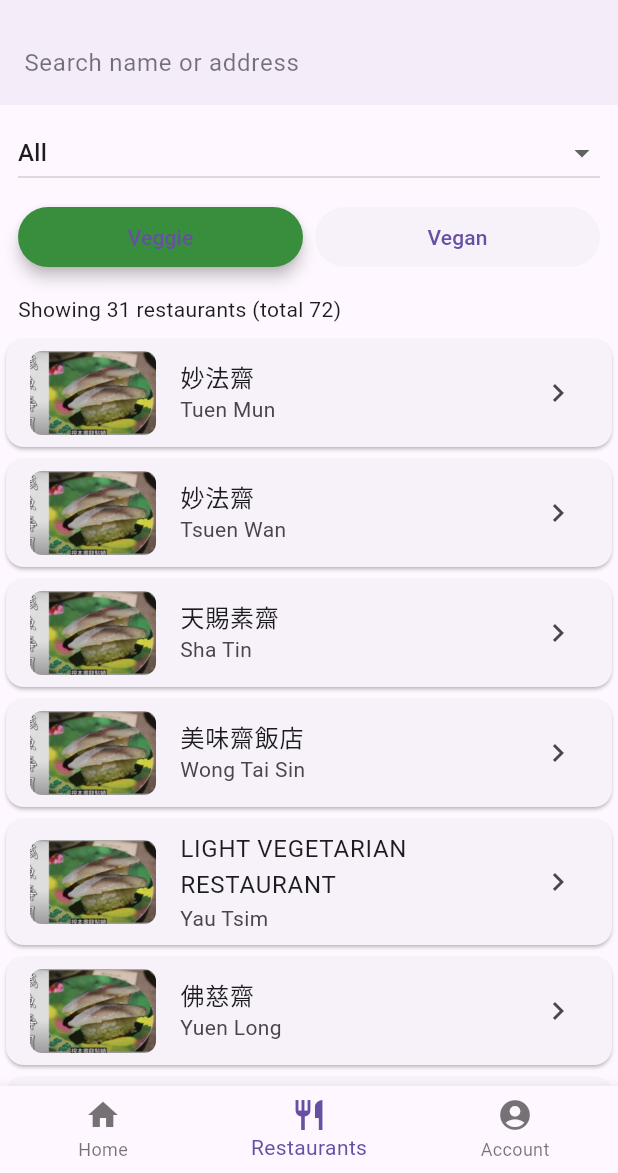
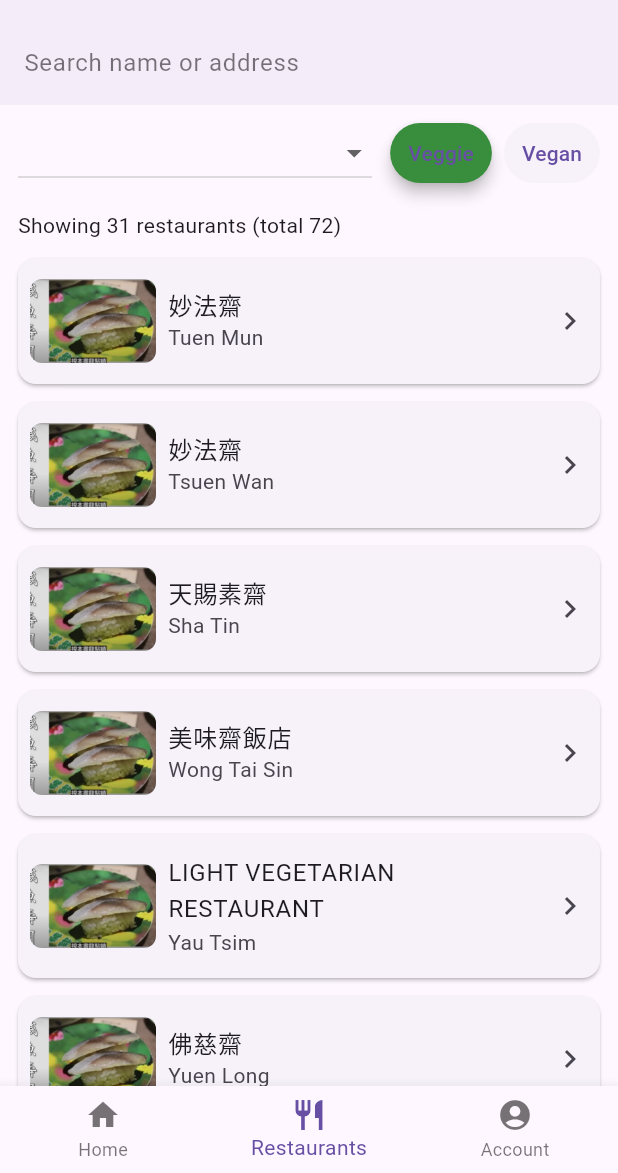
Before and after one commit to Test-Plus-XD/Android-Assignment, a Flutter app: the screen it shows after launch, item 2 of the bottom bar chosen, after a tap on "Veggie", on a phone screen of 412 x 824 dp, the part 63-1236 px from its top. Run offline on Flutter 3.47's test engine with Material 3 defaults, Android fonts, the light colour scheme and no system bars; our stand-ins replace carousel_slider, shared_preferences.

Commit message:
Improved RestaurantsPage

```diff
--- a/lib/restaurants.dart
+++ b/lib/restaurants.dart
@@ -1,4 +1,3 @@
-// File: lib/restaurants.dart
 import 'dart:convert';
 import 'package:flutter/material.dart';
 import 'package:flutter/services.dart' show rootBundle;
@@ -6,7 +5,7 @@
 import 'restaurant_detail.dart';
 
 // Restaurants page with client-side search, district filter and Veggie/Vegan toggles.
-// Note: District list is hardcoded for fastest client performance.
+// District list is hardcoded for fastest client performance.
 
 class RestaurantsPage extends StatefulWidget {
   final bool isTraditionalChinese;
@@ -17,8 +16,11 @@
 }
 
 class _RestaurantsPageState extends State<RestaurantsPage> {
-  // Text controller for name search.
+  // Text controller for name search (kept in AppBar elsewhere).
   final TextEditingController searchController = TextEditingController();
+
+  // Scroll controller to detect scroll direction for hiding the filter row.
+  final ScrollController listScrollController = ScrollController();
 
   // Cached restaurants loaded from the large JSON file.
   late Future<List<Restaurant>> restaurantsFuture;
@@ -28,10 +30,15 @@
   bool filterVeggie = false; // Veggie (齋)
   bool filterVegan = false; // Vegan (純素)
 
+  // Show/hide state for the filter row.
+  bool showFilterRow = true;
+  double lastScrollOffset = 0.0;
+  final double scrollThreshold = 6.0; // Small deadzone to avoid jitter.
+
   // Hardcoded district list for fastest client-side operation.
   // First entry 'All' represents no district filter.
   final List<Map<String, String>> districtList = [
-    {'en': 'All', 'tc': '全部'},
+    {'en': 'All districts', 'tc': '全部地區'},
     {'en': 'Islands', 'tc': '離島'},
     {'en': 'Kwai Tsing', 'tc': '葵青'},
     {'en': 'North', 'tc': '北區'},
@@ -57,11 +64,16 @@
     super.initState();
     // Load the large data file containing all restaurants.
     restaurantsFuture = loadAllRestaurants();
+
+    // Attach scroll listener to show/hide filter row on scroll direction.
+    listScrollController.addListener(_onScroll);
   }
 
   @override
   void dispose() {
     searchController.dispose();
+    listScrollController.removeListener(_onScroll);
+    listScrollController.dispose();
     super.dispose();
   }
 
@@ -73,6 +85,27 @@
     final Map<String, dynamic> jsonMap = json.decode(jsonString) as Map<String, dynamic>;
     final List<dynamic> restaurantList = jsonMap['restaurants'] as List<dynamic>;
     return restaurantList.map((e) => Restaurant.fromJson(e as Map<String, dynamic>)).toList();
+  }
+
+  // Scroll listener to detect up/down scrolling.
+  void _onScroll() {
+    final double offset = listScrollController.offset;
+    final double delta = offset - lastScrollOffset;
+
+    // If user scrolled down (positive delta) beyond threshold, hide filters.
+    if (delta > scrollThreshold && showFilterRow) {
+      setState(() {
+        showFilterRow = false;
+      });
+    } else if (delta < -scrollThreshold && !showFilterRow) {
+      // If user scrolled up (negative delta) beyond threshold, show filters.
+      setState(() {
+        showFilterRow = true;
+      });
+    }
+
+    // Update last offset (clamped to avoid overflow).
+    lastScrollOffset = offset;
   }
 
   // Apply client-side filters to the loaded list.
@@ -148,48 +181,72 @@
 
   // Helper to build Veggie/Vegan toggle buttons.
   Widget buildDietFilters() {
-    // Use ToggleButtons-like UI but with ElevatedButton for clearer selected state.
+    // Use compact ElevatedButtons for clearer selected state.
     return Row(
       children: [
-        Expanded(
+        SizedBox(
+          height: 40,
           child: ElevatedButton(
             style: ElevatedButton.styleFrom(
               elevation: filterVeggie ? 4 : 0,
               backgroundColor: filterVeggie ? Colors.green.shade700 : null,
+              padding: const EdgeInsets.symmetric(horizontal: 12),
             ),
             onPressed: () {
               setState(() {
                 filterVeggie = !filterVeggie;
               });
             },
-            child: Text(widget.isTraditionalChinese ? '齋 (Veggie)' : 'Veggie'),
+            child: Text(widget.isTraditionalChinese ? '齋' : 'Veggie'),
           ),
         ),
         const SizedBox(width: 8),
-        Expanded(
+        SizedBox(
+          height: 40,
           child: ElevatedButton(
             style: ElevatedButton.styleFrom(
               elevation: filterVegan ? 4 : 0,
               backgroundColor: filterVegan ? Colors.green.shade700 : null,
+              padding: const EdgeInsets.symmetric(horizontal: 12),
             ),
             onPressed: () {
               setState(() {
                 filterVegan = !filterVegan;
               });
             },
-            child: Text(widget.isTraditionalChinese ? '純素 (Vegan)' : 'Vegan'),
+            child: Text(widget.isTraditionalChinese ? '純素' : 'Vegan'),
           ),
         ),
       ],
     );
   }
 
+  // Combined filter row as a single widget: dropdown + diet buttons in one row.
+  Widget buildFilterRow() {
+    return Material(
+      // Use Material so elevation and background follow theme naturally.
+      color: Theme.of(context).scaffoldBackgroundColor,
+      child: Padding(
+        padding: const EdgeInsets.symmetric(horizontal: 12, vertical: 8),
+        child: Row(
+          children: [
+            // District dropdown takes remaining space.
+            Expanded(child: buildDistrictDropdown()),
+            const SizedBox(width: 12),
+            // Diet buttons.
+            buildDietFilters(),
+          ],
+        ),
+      ),
+    );
+  }
+
   @override
   Widget build(BuildContext context) {
-    // Replace the simple title with a search + filters bar.
+    // Replace the simple title with a search + filters bar controlled elsewhere.
     return Scaffold(
+      // Keep search TextField in AppBar to reduce vertical clutter.
       appBar: AppBar(
-        // AppBar shows a compact search field; keep label localised.
         title: TextField(
           controller: searchController,
           decoration: InputDecoration(
@@ -210,17 +267,15 @@
 
             return Column(
               children: [
-                // Filters area: district dropdown and diet buttons.
-                Padding(
-                  padding: const EdgeInsets.symmetric(horizontal: 12, vertical: 8),
-                  child: Column(
-                    children: [
-                      // District dropdown.
-                      buildDistrictDropdown(),
-                      const SizedBox(height: 8),
-                      // Diet filter buttons.
-                      buildDietFilters(),
-                    ],
+                // Animated filter row that slides up/down based on scroll direction.
+                AnimatedSlide(
+                  offset: showFilterRow ? Offset.zero : const Offset(0, -1),
+                  duration: const Duration(milliseconds: 300),
+                  curve: Curves.easeInOut,
+                  child: AnimatedOpacity(
+                    opacity: showFilterRow ? 1.0 : 0.0,
+                    duration: const Duration(milliseconds: 250),
+                    child: buildFilterRow(),
                   ),
                 ),
 
@@ -239,27 +294,41 @@
                   ),
                 ),
 
-                // Expanded list of results.
+                // Expanded list of results with horizontal padding outside each card.
                 Expanded(
                   child: filtered.isEmpty
                       ? Center(child: Text(widget.isTraditionalChinese ? '沒有找到餐廳' : 'No restaurants found'))
                       : ListView.builder(
+                    controller: listScrollController,
                     itemCount: filtered.length,
                     itemBuilder: (context, index) {
                       final restaurant = filtered[index];
                       final String displayName = widget.isTraditionalChinese ? restaurant.nameTc : restaurant.nameEn;
-                      return Card(
+
+                      // Each card has horizontal padding so cards don't touch screen edges.
+                      return Padding(
+                        padding: const EdgeInsets.symmetric(horizontal: 12, vertical: 6),
+                        child: Card(
+                          margin: EdgeInsets.zero,
+                          shape: RoundedRectangleBorder(borderRadius: BorderRadius.circular(12)),
+                          clipBehavior: Clip.hardEdge,
                           child: ListTile(
-                          // Leading must be a sized widget; use SizedBox to constrain the image.
+                            // Reduce the default ListTile padding so thumbnail can touch inner border.
+                            contentPadding: const EdgeInsets.symmetric(horizontal: 8, vertical: 6),
+                            // Leading width explicit so layout is stable.
+                            minLeadingWidth: 84,
+                            horizontalTitleGap: 8,
+                            // Leading thumbnail constrained by SizedBox.
                             leading: SizedBox(
                               width: 84,
                               height: 72,
                               child: ClipRRect(
-                              borderRadius: BorderRadius.circular(8), // Rounded corners for thumbnail.
+                                borderRadius: BorderRadius.circular(8),
                                 child: Image.asset(
                                   restaurant.image,
-                                fit: BoxFit.cover, // Fill thumbnail while preserving aspect ratio.
-                                // Do not set width/height to infinity here; bounding is provided by SizedBox.
+                                  fit: BoxFit.cover,
+                                  width: double.infinity,
+                                  height: double.infinity,
                                 ),
                               ),
                             ),
@@ -274,6 +343,7 @@
                                 ),
                               );
                             },
+                          ),
                         ),
                       );
                     },
```
Also changed, not shown: 1 other file. Lines whose indentation alone changed are shown as unchanged.
